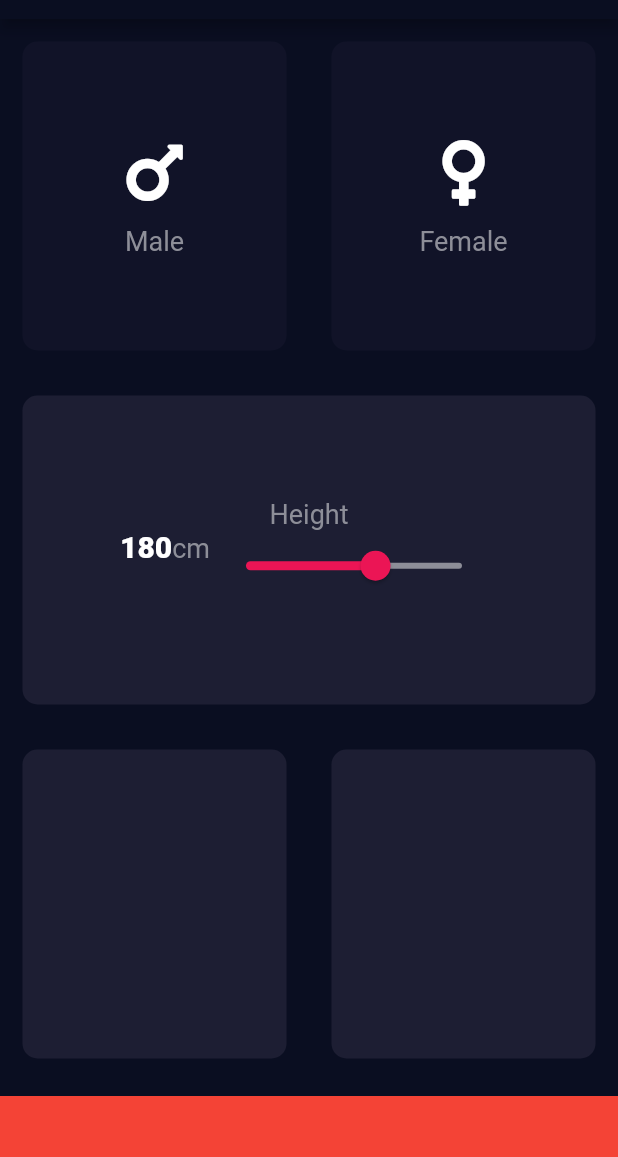
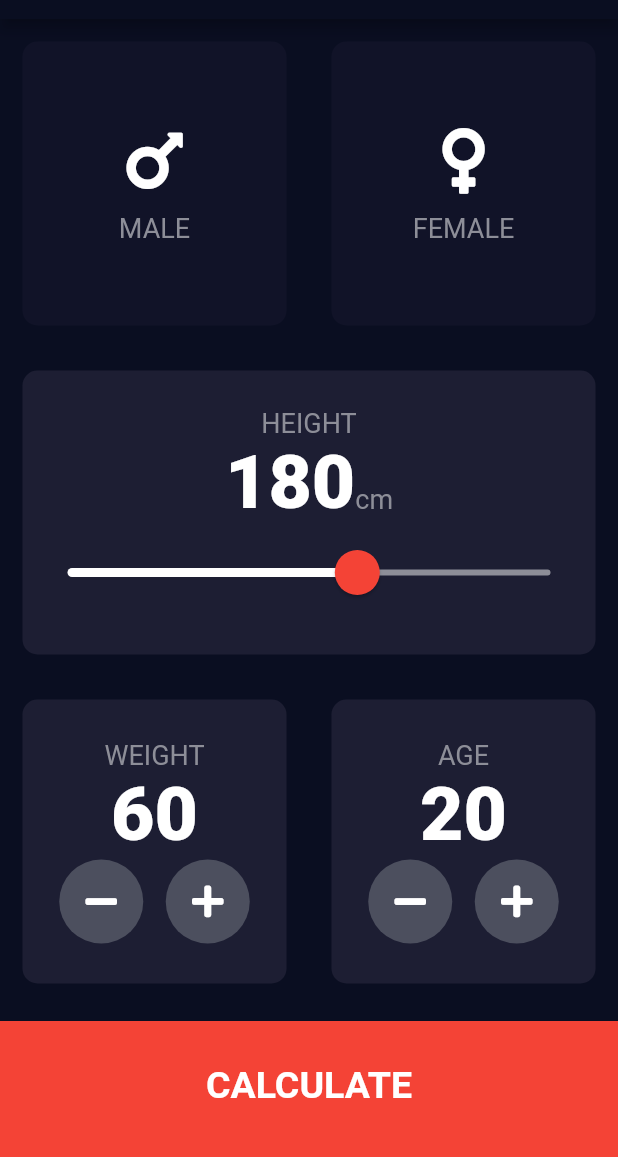
Before and after one commit to niroshapdev/BMICalculatorFlutter, a Flutter app: the screen it shows after launch, on a phone screen of 412 x 824 dp, the part 65-1222 px from its top. Run offline on Flutter 3.47's test engine with Material 2 defaults, Android fonts, the phone set to English and light mode, and no system bars; our stand-ins replace font_awesome_flutter.

```diff
--- /dev/null
+++ b/lib/calculator_brain.dart
@@ -0,0 +1,37 @@
+import 'dart:math';
+
+class CalculatorBrain {
+
+  CalculatorBrain({this.height, this.weight});
+
+  final int height;
+  final int weight;
+
+  double _bmi;
+
+  String calculateBMI ()
+  {
+    _bmi = weight/pow(height/100, 2);
+    return _bmi.toStringAsFixed(1);
+  }
+
+  String getResult(){
+    if(_bmi >= 25) {
+      return 'OVERWEIGHT';
+    }else if (_bmi > 18.5) {
+      return 'NORMAL';
+    }else {
+      return 'UNDERWEIGHT';
+    }
+  }
+
+  String getInterpretation(){
+    if(_bmi >= 25) {
+      return 'You have a higher than normal body weight. Try to exercise more.';
+    }else if (_bmi > 18.5) {
+      return 'You have a normal body weight. Good job!';
+    }else {
+      return 'You have a lower than normal body weight. You can eat a bit more.';
+    }
+  }
+}
--- a/lib/constants.dart
+++ b/lib/constants.dart
@@ -2,7 +2,7 @@ import 'package:flutter/material.dart';
 
 const kActiveCardColour =  Color(0xFF1D1E33);
 const kInactiveCardColour =  Color(0xFF111328);
-const kBottomContainerHeight = 50.0;
+const kBottomContainerHeight = 100.0;
 
 const kLabelTextStyle =  TextStyle (
   fontSize: 18.0,
@@ -10,6 +10,33 @@ const kLabelTextStyle =  TextStyle (
 );
 
 const kNumberTextStyle = TextStyle(
-  fontSize: 20.0,
+  fontSize: 50.0,
   fontWeight: FontWeight.w900,
 );
+
+const kLargeButtonTextStyle = TextStyle(
+  fontSize: 25.0,
+  fontWeight: FontWeight.bold,
+  color: Colors.white,
+);
+
+const kTitleTextStyle = TextStyle(
+  fontSize: 50.0,
+  fontWeight: FontWeight.bold,
+);
+
+const kResultTextStyle = TextStyle(
+fontSize: 22.0,
+fontWeight: FontWeight.bold,
+color: Color(0xFF24D876),
+);
+
+const kBMITextStyle = TextStyle(
+  fontSize: 100.0,
+  fontWeight: FontWeight.bold,
+);
+
+const kBodyTextStyle = TextStyle(
+  fontSize: 22.0,
+  fontWeight: FontWeight.bold,
+);
--- a/lib/input_page.dart
+++ b/lib/input_page.dart
@@ -3,7 +3,8 @@ import 'package:font_awesome_flutter/font_awesome_flutter.dart';
 import 'reusable_card.dart';
 import 'icon_content.dart';
 import 'constants.dart';
-
+import 'results_page.dart';
+import 'calculator_brain.dart';
 
 enum Gender {
   male,
@@ -18,6 +19,8 @@ class InputPage extends StatefulWidget {
 class _InputPageState extends State<InputPage> {
   Gender selectedGender;
  int height = 180;
+ int weight = 60;
+ int age = 20;
   @override
   Widget build(BuildContext context) {
     return Scaffold(
@@ -33,11 +36,11 @@ class _InputPageState extends State<InputPage> {
                 onPress: () {
                   setState(() {
                     selectedGender = Gender.male;
-                  });
+                  },);
                 },
                 colour: selectedGender == Gender.male ? kActiveCardColour : kInactiveCardColour,
                 cardChild: IconContent(
-                    icon: FontAwesomeIcons.mars, label: 'Male'),
+                    icon: FontAwesomeIcons.mars, label: 'MALE'),
               )),
               Expanded(child: ReusableCard(
                 onPress: () {
@@ -47,7 +50,7 @@ class _InputPageState extends State<InputPage> {
                 },
                 colour: selectedGender == Gender.female ? kActiveCardColour : kInactiveCardColour,
                 cardChild:
-                IconContent(icon: FontAwesomeIcons.venus, label: 'Female'),
+                IconContent(icon: FontAwesomeIcons.venus, label: 'FEMALE'),
               )),
             ],
           ),),
@@ -56,46 +59,138 @@ class _InputPageState extends State<InputPage> {
                   cardChild: Column (
                     mainAxisAlignment: MainAxisAlignment.center,
                     children: <Widget> [
-                      Text('Height', style: kLabelTextStyle,),
+                      Text('HEIGHT', style: kLabelTextStyle,),
                       Row(
                         mainAxisAlignment: MainAxisAlignment.center,
                         crossAxisAlignment: CrossAxisAlignment.baseline,
                         textBaseline: TextBaseline.alphabetic,
                         children: <Widget>[
                           Text(
-                            '180',
+                            height.toString(),
                             style: kNumberTextStyle,
                           ),
                           Text('cm', style: kLabelTextStyle,),
-                          Slider(value: height.toDouble(),
+
+                        ],
+                      ),
+                      SliderTheme(
+                        data: SliderTheme.of(context).copyWith(
+                          thumbShape: RoundSliderThumbShape(enabledThumbRadius: 15.0),
+                          overlayShape: RoundSliderOverlayShape(overlayRadius: 30.0),
+                          activeTrackColor: Colors.white,
+                          inactiveTrackColor: Color(0xFF8D8E98),
+                          thumbColor: Colors.red,
+                          // Color(0xFFB1555),
+                          overlayColor: Color(0x29EB1555),
+                        ),
+                        child: Slider(
+                          value: height.toDouble(),
                           min: 120.0,
                           max:  220.0,
-                          activeColor: Color(0xFFEB1555),
-                          inactiveColor: Color(0xFF8D8E98),
                           onChanged: (double newValue) {
-                            print(newValue);
                             setState(() {
                               height = newValue.round();
                             });
 
-                          },)
-                        ],
+                          },),
                       ),
                     ],
                   ),
           )),
           Expanded(child: Row(
             children: <Widget>[
-              Expanded(child: ReusableCard(colour: kActiveCardColour)),
-              Expanded(child: ReusableCard(colour: kActiveCardColour),
-              ),
-            ],
-          ),),
-          Container(
-            color: Colors.red,
-            margin: EdgeInsets.only(top: 10.0),
-            height: kBottomContainerHeight,
-            width: double.infinity,
+              Expanded(
+                  child: ReusableCard(
+                      colour: kActiveCardColour,
+                    cardChild: Column(
+                      mainAxisAlignment: MainAxisAlignment.center,
+                      children: <Widget>[
+                        Text(
+                          'WEIGHT',
+                          style: kLabelTextStyle,
+                        ),
+                        Text(
+                          weight.toString(),
+                          style: kNumberTextStyle,
+                        ),
+                        Row(
+                          mainAxisAlignment: MainAxisAlignment.center,
+                          children: [
+                          RoundIconButton(
+                              icon: FontAwesomeIcons.minus,
+                            onPressed: () {
+                                setState(() {
+                                  weight--;
+                                });
+                            },
+                          ),
+                            SizedBox(width: 15.0),
+                            RoundIconButton(
+                                icon: FontAwesomeIcons.plus,
+                              onPressed: (){
+                                  setState(() {
+                                    weight++;
+                                  });
+                              },
+                            ),
+                          ],
+                        ),
+
+                      ],
+                    ),
+                  )),
+              Expanded(child:  ReusableCard(
+                  colour: kActiveCardColour,
+                  cardChild: Column(
+                    mainAxisAlignment: MainAxisAlignment.center,
+                    children: <Widget>[
+                      Text(
+                        'AGE',
+                        style: kLabelTextStyle,
+                      ),
+                      Text(
+                        age.toString(),
+                        style: kNumberTextStyle,
+                      ),
+                      Row(
+                        mainAxisAlignment: MainAxisAlignment.center,
+                        children: [
+                          RoundIconButton(
+                            icon: FontAwesomeIcons.minus,
+                            onPressed: () {
+                              setState(() {
+                                age--;
+                              });
+                            },
+                          ),
+                          SizedBox(width: 15.0),
+                          RoundIconButton(
+                            icon: FontAwesomeIcons.plus,
+                            onPressed: () {
+                              setState(() {
+                                age++;
+                              });
+                            },
+                          ),
+                        ],
+                      ),
+                    ],
+                  ),
+                )),
+              ],
+            ),
+          ),
+          BottomButton(
+            titleText: 'CALCULATE',
+             onTap: () {
+              CalculatorBrain calc = CalculatorBrain(height: height, weight: weight);
+    Navigator.push(context,
+    MaterialPageRoute(builder: (context) => ResultsPage(
+      bmiResult: calc.calculateBMI() ,
+      resultText: calc.getResult(),
+      interpretationText: calc.getInterpretation(),
+    )));
+    },
           ),
         ],
 
@@ -104,3 +199,51 @@ class _InputPageState extends State<InputPage> {
     );
   }
 }
+
+class BottomButton extends StatelessWidget {
+
+  BottomButton({@required this.onTap, this.titleText});
+
+  final Function onTap;
+  final String titleText;
+
+  @override
+  Widget build(BuildContext context) {
+    return GestureDetector(
+      onTap: onTap,
+      child: Container(
+        child: Center(
+          child: Text(
+            titleText,
+            style: kLargeButtonTextStyle
+          ),
+        ),
+        color: Colors.red,
+        margin: EdgeInsets.only(top: 10.0),
+        padding: EdgeInsets.only(bottom: 15.0),
+        height: kBottomContainerHeight,
+        width: double.infinity,
+      ),
+    );
+  }
+}
+
+class RoundIconButton extends StatelessWidget {
+  RoundIconButton({this.icon, this.onPressed});
+  final IconData icon;
+  final Function onPressed;
+  @override
+  Widget build(BuildContext context) {
+    return RawMaterialButton(
+      child: Icon(icon),
+      onPressed: onPressed,
+      elevation: 0.0,
+        constraints: BoxConstraints.tightFor(
+          width: 56.0,
+          height: 56.0,
+        ),
+      shape: CircleBorder(),
+      fillColor: Color(0xFF4C4F5E),
+    );
+  }
+}
```
Also changed, not shown: lib/results_page.dart (added, +81 -0 lines).
